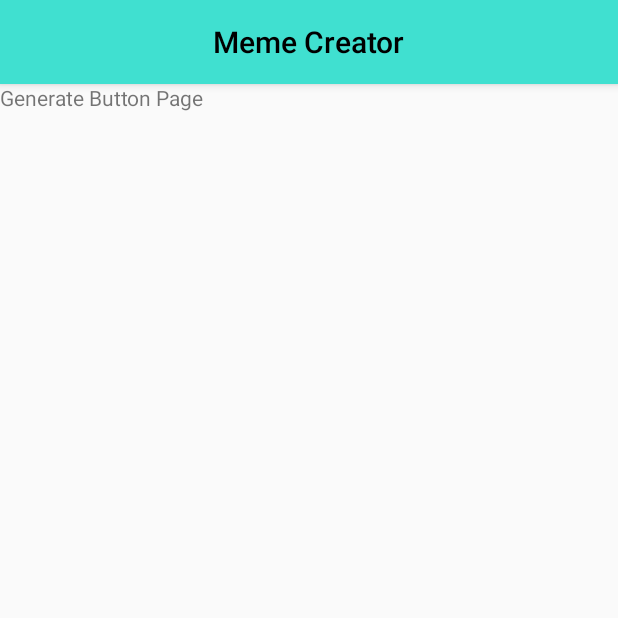
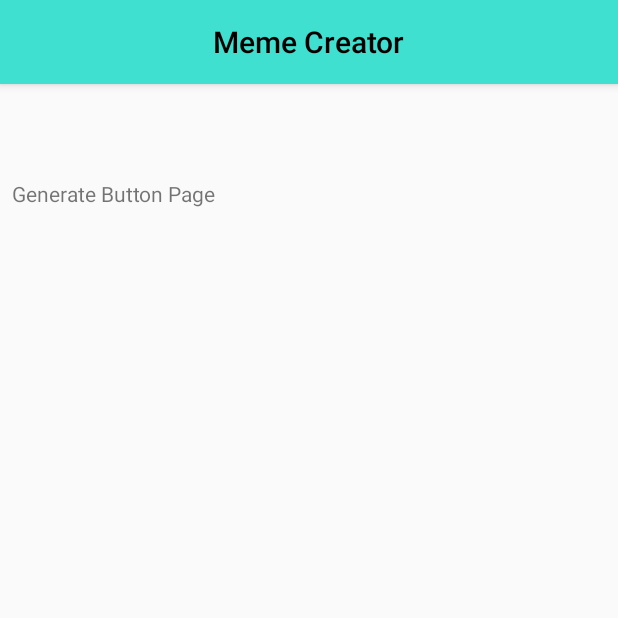
Before and after one commit to seppicapaul/Meme-Generator-Android-app, an Android app: the GenerateButton screen opened directly, with no data from a screen before it, on a phone screen of 412 x 824 dp, the top half of it. Run offline under Robolectric (Android 15) with nearby library versions, the light colour scheme and no system bars.

Commit message:
Update activity_generate_button.xml

```diff
--- a/app/src/main/res/layout/activity_generate_button.xml
+++ b/app/src/main/res/layout/activity_generate_button.xml
@@ -13,9 +13,11 @@
     <TextView
         android:layout_width="wrap_content"
         android:layout_height="wrap_content"
+        android:layout_marginStart="8dp"
+        android:layout_marginTop="8dp"
         android:paddingTop="55dp"
         android:text="Generate Button Page"
-        tools:layout_editor_absoluteX="0dp"
-        tools:layout_editor_absoluteY="0dp" />
+        app:layout_constraintStart_toStartOf="parent"
+        app:layout_constraintTop_toBottomOf="@+id/toolbar" />
 
 </android.support.constraint.ConstraintLayout>
```
